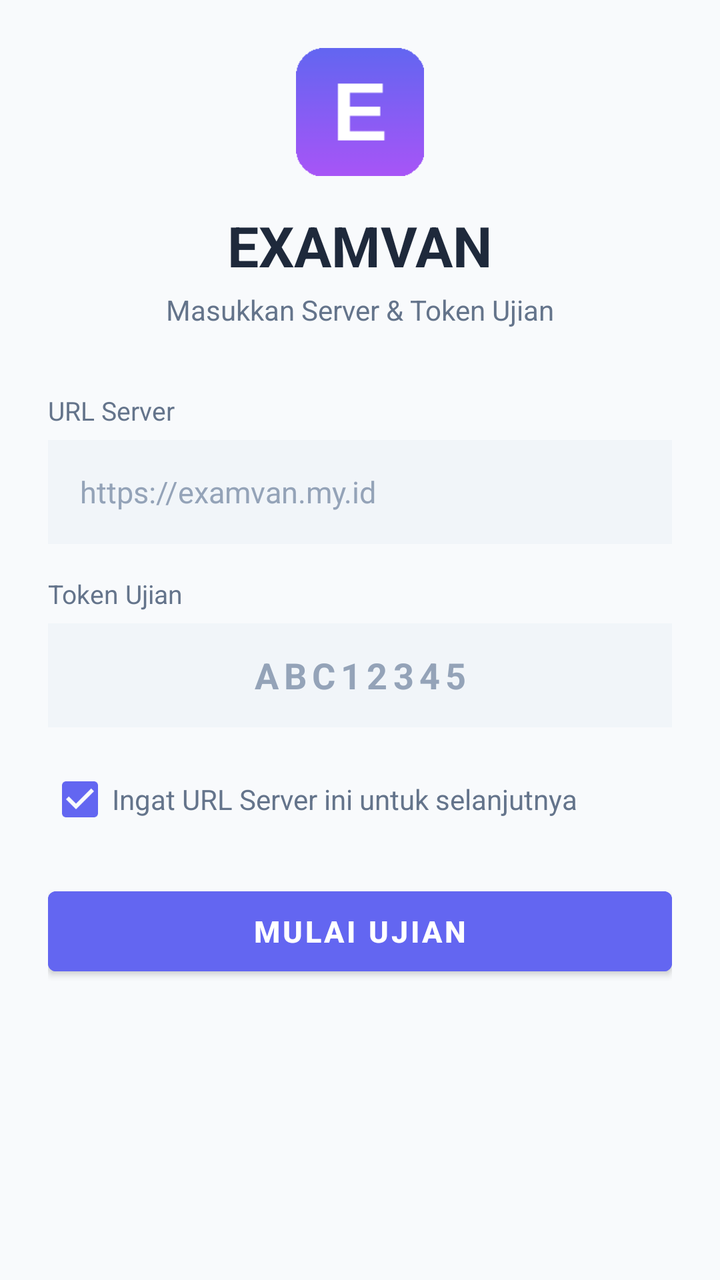
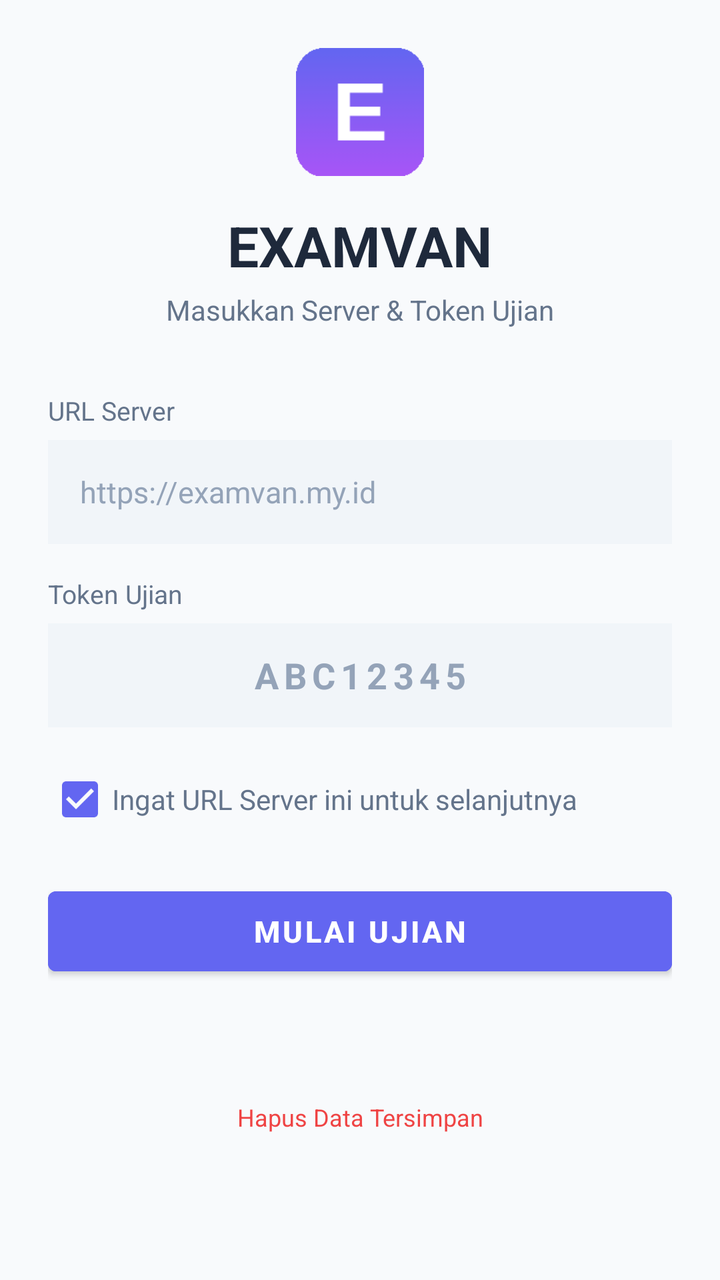

Screens rendered from an Android XML layout before and after an edit, with the pre-edit source and the edit as a unified diff.
<!-- AndroidManifest.xml: application theme Theme.ExamVan -->
<!-- res/layout/activity_server_config.xml -->
<?xml version="1.0" encoding="utf-8"?>
<androidx.constraintlayout.widget.ConstraintLayout
    xmlns:android="http://schemas.android.com/apk/res/android"
    xmlns:app="http://schemas.android.com/apk/res-auto"
    android:layout_width="match_parent"
    android:layout_height="match_parent"
    android:background="@color/background"
    android:padding="24dp">

    <androidx.core.widget.NestedScrollView
        android:layout_width="0dp"
        android:layout_height="0dp"
        android:fillViewport="true"
        app:layout_constraintTop_toTopOf="parent"
        app:layout_constraintBottom_toBottomOf="parent"
        app:layout_constraintStart_toStartOf="parent"
        app:layout_constraintEnd_toEndOf="parent"
        app:layout_constraintWidth_max="400dp">

        <LinearLayout
            android:layout_width="match_parent"
            android:layout_height="wrap_content"
            android:orientation="vertical"
            android:gravity="center_horizontal">

            
        <ImageView
            android:id="@+id/ivAppLogo"
            android:layout_width="64dp"
            android:layout_height="64dp"
            android:contentDescription="@string/app_name"
            android:src="@mipmap/ic_launcher"
            android:layout_marginBottom="16dp" />

        <TextView
            android:layout_width="wrap_content"
            android:layout_height="wrap_content"
            android:text="EXAMVAN"
            android:textSize="28sp"
            android:textStyle="bold"
            android:textColor="@color/on_surface"
            android:layout_marginBottom="4dp" />

        <TextView
            android:layout_width="wrap_content"
            android:layout_height="wrap_content"
            android:text="Masukkan Server &amp; Token Ujian"
            android:textSize="14sp"
            android:textColor="@color/text_secondary"
            android:layout_marginBottom="32dp" />

        
        <TextView
            android:id="@+id/tvStorageWarning"
            android:layout_width="match_parent"
            android:layout_height="wrap_content"
            android:text="@string/storage_fallback_warning"
            android:textSize="12sp"
            android:textColor="@color/warning_text"
            android:background="@drawable/bg_status_warning"
            android:padding="10dp"
            android:visibility="gone"
            android:layout_marginBottom="16dp" />

        
        <TextView
            android:layout_width="match_parent"
            android:layout_height="wrap_content"
            android:text="@string/label_server_url"
            android:textSize="13sp"
            android:textColor="@color/text_secondary"
            android:layout_marginBottom="6dp" />

        <EditText
            android:id="@+id/etServerUrl"
            android:layout_width="match_parent"
            android:layout_height="52dp"
            android:hint="@string/hint_server_url"
            android:inputType="textUri"
            android:textSize="15sp"
            android:textColor="@color/on_surface"
            android:textColorHint="@color/text_muted"
            android:background="@color/surface_variant"
            android:paddingHorizontal="16dp"
            android:singleLine="true"
            android:layout_marginBottom="16dp" />

        
        <TextView
            android:layout_width="match_parent"
            android:layout_height="wrap_content"
            android:text="@string/label_token"
            android:textSize="13sp"
            android:textColor="@color/text_secondary"
            android:layout_marginBottom="6dp" />

        <EditText
            android:id="@+id/etToken"
            android:layout_width="match_parent"
            android:layout_height="52dp"
            android:hint="@string/hint_token"
            android:inputType="textCapCharacters|textNoSuggestions"
            android:textSize="18sp"
            android:textStyle="bold"
            android:textColor="@color/on_surface"
            android:textColorHint="@color/text_muted"
            android:background="@color/surface_variant"
            android:paddingHorizontal="16dp"
            android:singleLine="true"
            android:letterSpacing="0.15"
            android:gravity="center"
            android:maxLength="8"
            android:imeOptions="actionDone"
            android:layout_marginBottom="12dp" />

        
        <CheckBox
            android:id="@+id/cbRememberUrl"
            android:layout_width="match_parent"
            android:layout_height="wrap_content"
            android:text="@string/cb_remember_url"
            android:textSize="14sp"
            android:textColor="@color/text_secondary"
            android:checked="true"
            android:buttonTint="@color/primary"
            android:layout_marginBottom="8dp" />

        
        <TextView
            android:id="@+id/tvError"
            android:layout_width="match_parent"
            android:layout_height="wrap_content"
            android:textSize="13sp"
            android:textColor="@color/danger"
            android:visibility="gone"
            android:gravity="center"
            android:layout_marginBottom="8dp" />

        
        <ProgressBar
            android:id="@+id/progressLoading"
            android:layout_width="32dp"
            android:layout_height="32dp"
            android:visibility="gone"
            android:indeterminateTint="@color/primary"
            android:layout_marginBottom="12dp" />

        
        <Button
            android:id="@+id/btnConnect"
            android:layout_width="match_parent"
            android:layout_height="52dp"
            android:text="@string/btn_start_exam"
            android:textSize="15sp"
            android:textStyle="bold"
            android:backgroundTint="@color/primary"
            android:textColor="@color/on_primary"
            android:layout_marginTop="8dp" />

        <TextView
            android:id="@+id/tvVersion"
            android:layout_width="wrap_content"
            android:layout_height="wrap_content"
            android:textSize="11sp"
            android:textColor="@color/text_muted"
            android:layout_marginTop="32dp"
            android:gravity="center" />

        
        <TextView
            android:id="@+id/btnClearData"
            android:layout_width="wrap_content"
            android:layout_height="wrap_content"
            android:text="Hapus Data Tersimpan"
            android:textSize="12sp"
            android:textColor="@color/danger"
            android:gravity="center"
            android:layout_marginTop="8dp"
            android:padding="4dp"
            android:clickable="true"
            android:focusable="true"
            android:visibility="gone" />

        </LinearLayout>

    </androidx.core.widget.NestedScrollView>

</androidx.constraintlayout.widget.ConstraintLayout>
<!-- resources referenced by this layout -->
<resources>
  <color name="background">#F8FAFC</color>
  <color name="danger">#EF4444</color>
  <color name="on_primary">#FFFFFF</color>
  <color name="on_surface">#1E293B</color>
  <color name="primary">#6366F1</color>
  <color name="surface_variant">#F1F5F9</color>
  <color name="text_muted">#94A3B8</color>
  <color name="text_secondary">#64748B</color>
  <color name="warning_text">#92400E</color>
  <!-- drawable bg_status_warning (drawable) -->
  <?xml version="1.0" encoding="utf-8"?>
  <shape xmlns:android="http://schemas.android.com/apk/res/android"
      android:shape="rectangle">
      <solid android:color="@color/status_warning_bg" />
      <corners android:radius="12dp" />
      <stroke android:width="1dp" android:color="@color/status_warning_stroke" />
  </shape>
  <!-- mipmap ic_launcher: png bitmap (mipmap-hdpi, 663 bytes) -->
  <string name="app_name">Examvan</string>
  <string name="btn_start_exam">Mulai Ujian</string>
  <string name="cb_remember_url">Ingat URL Server ini untuk selanjutnya</string>
  <string name="hint_server_url">https://examvan.my.id</string>
  <string name="hint_token">ABC12345</string>
  <string name="label_server_url">URL Server</string>
  <string name="label_token">Token Ujian</string>
  <string name="storage_fallback_warning">Penyimpanan aman (keystore) tidak tersedia di perangkat ini. URL, token, dan data identitas akan disimpan TANPA enkripsi. Hubungi pengawas sebelum melanjutkan.</string>
  <style name="Theme.ExamVan" parent="Theme.MaterialComponents.DayNight.NoActionBar">
          <item name="colorPrimary">@color/primary</item>
          <item name="colorPrimaryDark">@color/primary_dark</item>
          <item name="colorPrimaryVariant">@color/primary_variant</item>
          <item name="colorOnPrimary">@color/on_primary</item>
          <item name="android:colorBackground">@color/background</item>
          <item name="colorSurface">@color/surface</item>
          <item name="colorOnSurface">@color/on_surface</item>
          <item name="colorSecondary">@color/primary_dark</item>
          <item name="colorOnSecondary">@color/on_primary</item>
          <item name="colorError">@color/danger</item>
          <item name="colorOnError">@color/on_primary</item>
          <item name="colorOnBackground">@color/on_background</item>
          
          <item name="android:statusBarColor">@color/background</item>
          <item name="android:navigationBarColor">@color/background</item>
          
          <item name="android:windowLightStatusBar">true</item>
          
          <item name="android:windowLightNavigationBar" tools:targetApi="o_mr1">true</item>
      </style>
  <color name="status_warning_bg">#FEF3C7</color>
  <color name="status_warning_stroke">#FCD34D</color>
  <color name="primary_dark">#4F46E5</color>
  <color name="primary_variant">#8B5CF6</color>
  <color name="surface">#FFFFFF</color>
  <color name="on_background">#0F172A</color>
</resources>

<!-- the commit's change to res/layout/activity_server_config.xml (unified diff, before → after) -->
@@ -178,8 +178,7 @@
             android:layout_marginTop="8dp"
             android:padding="4dp"
             android:clickable="true"
-            android:focusable="true"
-            android:visibility="gone" />
+            android:focusable="true" />
 
         </LinearLayout>
 
